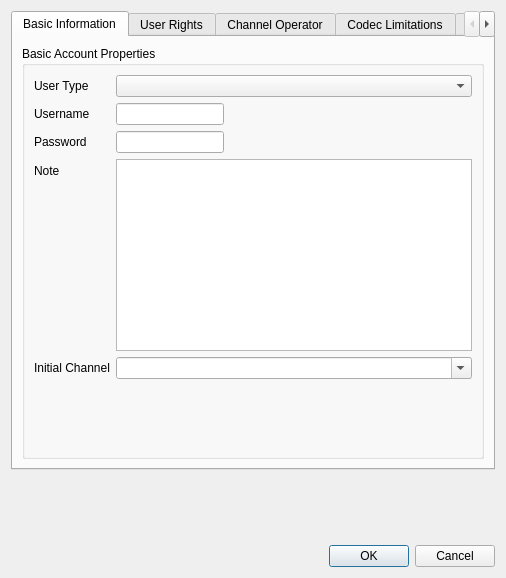
Above: Client/qtTeamTalk/useraccountdlg.ui from BearWare/TeamTalk5 before the change. Below: the same form after it.
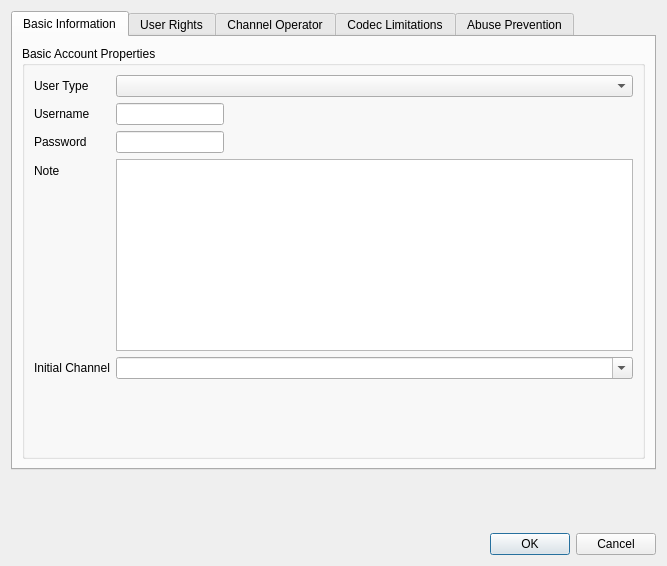
That is the form after the change. Custom widgets are drawn as their Qt base class.

Commit message: Move 'New User Account' button to bottom

Diff of the .ui file:
```diff
--- a/Client/qtTeamTalk/useraccountdlg.ui
+++ b/Client/qtTeamTalk/useraccountdlg.ui
@@ -6,8 +6,8 @@
    <rect>
     <x>0</x>
     <y>0</y>
-    <width>506</width>
-    <height>578</height>
+    <width>667</width>
+    <height>566</height>
    </rect>
   </property>
   <property name="windowTitle">
```
The commit also changes 1 other file.
